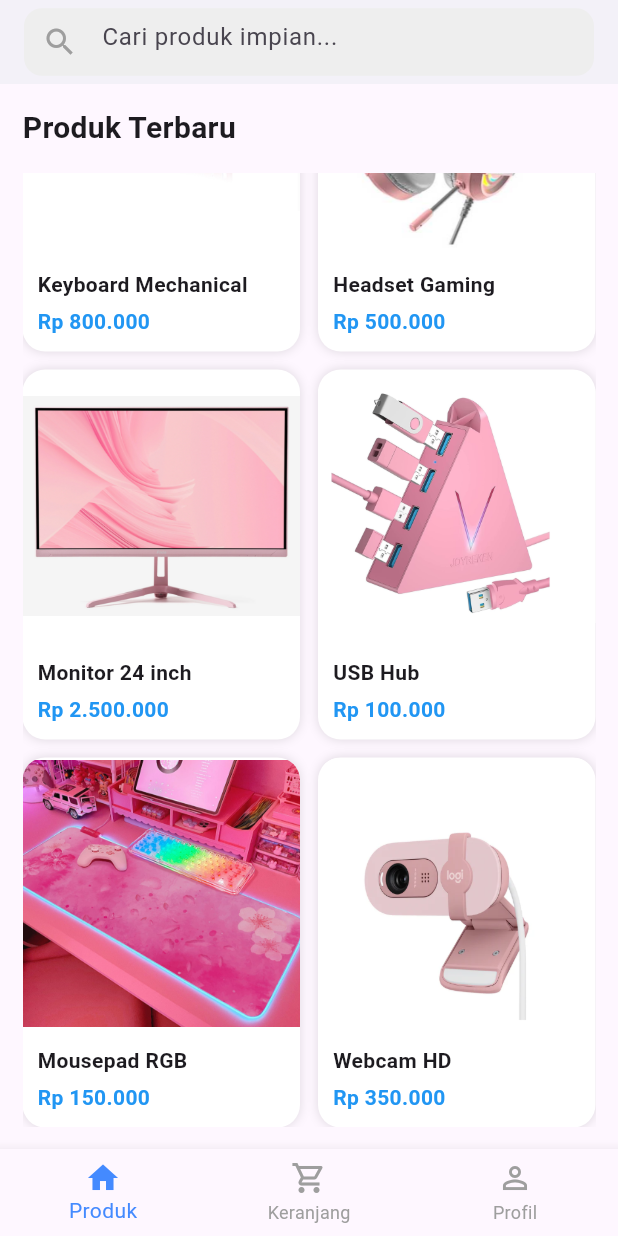
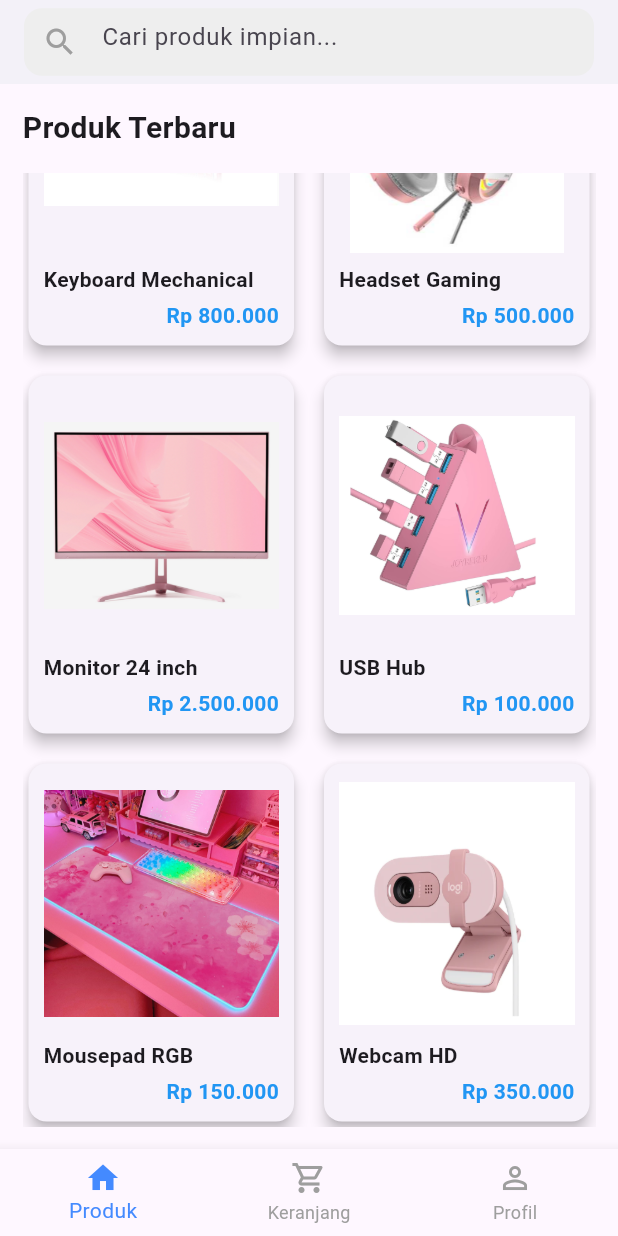
Before and after one commit to angginuraeniuiux/7020230033_praktikumuiux-, a Flutter app: the HomePage screen opened directly, scrolled down 386 dp, on a phone screen of 412 x 824 dp. Run offline on Flutter 3.47's test engine with Material 3 defaults, Android fonts, the phone set to English and light mode, and no system bars.

Commit message:
Add files via upload

```diff
--- a/lib/widgets/product_card.dart
+++ b/lib/widgets/product_card.dart
@@ -9,7 +9,7 @@ class ProductCard extends StatelessWidget {
 
   @override
   Widget build(BuildContext context) {
-    return InkWell(
+    return GestureDetector(
       onTap: () {
         Navigator.push(
           context,
@@ -18,52 +18,45 @@ class ProductCard extends StatelessWidget {
           ),
         );
       },
-      child: Container(
-        decoration: BoxDecoration(
-          color: Colors.white,
-          borderRadius: BorderRadius.circular(15),
-          boxShadow: const [
-            BoxShadow(color: Colors.black12, blurRadius: 5),
-          ],
+      child: Card(
+        elevation: 4,
+        shape: RoundedRectangleBorder(
+          borderRadius: BorderRadius.circular(12),
         ),
+        child: Padding(
+          padding: const EdgeInsets.all(10),
           child: Column(
             crossAxisAlignment: CrossAxisAlignment.start,
             children: [
               Expanded(
-              child: ClipRRect(
-                borderRadius:
-                    const BorderRadius.vertical(top: Radius.circular(15)),
+                child: Center(
                   child: Image.asset(
                     product.image,
-                  width: double.infinity,
                     fit: BoxFit.contain,
                   ),
                 ),
               ),
-            Padding(
-              padding: const EdgeInsets.all(10),
-              child: Column(
-                crossAxisAlignment: CrossAxisAlignment.start,
-                children: [
+              const SizedBox(height: 8),
               Text(
                 product.name,
-                    style: const TextStyle(fontWeight: FontWeight.bold),
-                    maxLines: 1,
-                    overflow: TextOverflow.ellipsis,
+                style: const TextStyle(
+                  fontWeight: FontWeight.bold,
                 ),
-                  const SizedBox(height: 5),
-                  Text(
+              ),
+              const SizedBox(height: 4),
+              Align(
+                alignment: Alignment.centerRight,
+                child: Text(
                   product.price,
                   style: const TextStyle(
                     color: Colors.blue,
-                      fontWeight: FontWeight.w600,
+                    fontWeight: FontWeight.bold,
+                  ),
                 ),
               ),
             ],
           ),
         ),
-          ],
-        ),
       ),
     );
   }
```
Also changed, not shown: lib/screens/cart_screen.dart (+43 -3 lines), lib/screens/product_detail_screen.dart (+34 -14 lines), after tambah keranjang.png (added), before keranjang.png (added), dashboard 1.png (added), dashboard 2.png (added), dashboard 3.png (added), dashboard 4.png (added), login.png (added), profile.png (added), register.png (added), splash.png (added), tampilan deksripsi produk.png (added). Lines whose indentation alone changed are shown as unchanged.
